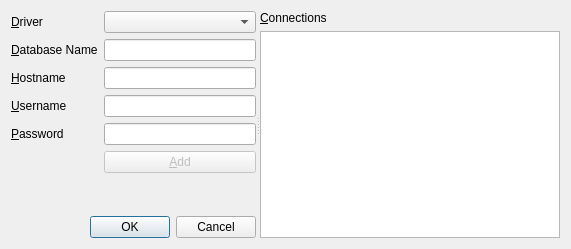
Before: the Qt Designer form ui/connectiondialog.ui in kandalf/migraine, drawn with Qt 5.
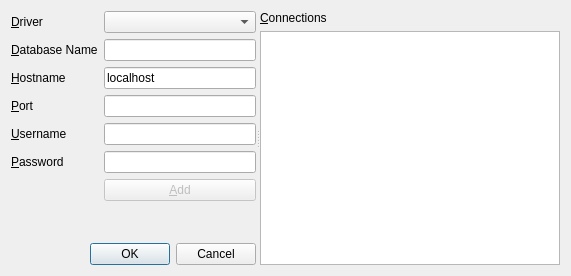
After: the same form once the commit is applied.

Commit message: DB Connections first approach. Several UI modifications for usability

Diff of the .ui file:
```diff
--- a/ui/connectiondialog.ui
+++ b/ui/connectiondialog.ui
@@ -6,7 +6,7 @@
     <x>0</x>
     <y>0</y>
     <width>571</width>
-    <height>249</height>
+    <height>276</height>
    </rect>
   </property>
   <property name="windowTitle" >
@@ -18,7 +18,7 @@
      <property name="orientation" >
       <enum>Qt::Horizontal</enum>
      </property>
-     <widget class="QWidget" name="" >
+     <widget class="QWidget" name="layoutWidget" >
       <layout class="QVBoxLayout" name="verticalLayout_2" >
        <item>
         <layout class="QFormLayout" name="formLayout" >
@@ -62,9 +62,13 @@
           </widget>
          </item>
          <item row="2" column="1" >
-          <widget class="QLineEdit" name="hostLineEdit" />
+          <widget class="QLineEdit" name="hostLineEdit" >
+           <property name="text" >
+            <string>localhost</string>
+           </property>
+          </widget>
          </item>
-         <item row="3" column="0" >
+         <item row="4" column="0" >
           <widget class="QLabel" name="label_4" >
            <property name="text" >
             <string>&amp;Username</string>
@@ -74,10 +78,10 @@
            </property>
           </widget>
          </item>
-         <item row="3" column="1" >
+         <item row="4" column="1" >
           <widget class="QLineEdit" name="userLineEdit" />
          </item>
-         <item row="4" column="0" >
+         <item row="5" column="0" >
           <widget class="QLabel" name="label_5" >
            <property name="text" >
             <string>&amp;Password</string>
@@ -87,10 +91,10 @@
            </property>
           </widget>
          </item>
-         <item row="4" column="1" >
-          <widget class="QLineEdit" name="passwordLineEdit" />
-         </item>
          <item row="5" column="1" >
+          <widget class="QLineEdit" name="passwordLineEdit" />
+         </item>
+         <item row="6" column="1" >
           <widget class="QPushButton" name="addConnectionButton" >
            <property name="enabled" >
             <bool>false</bool>
@@ -100,6 +104,19 @@
            </property>
           </widget>
          </item>
+         <item row="3" column="1" >
+          <widget class="QLineEdit" name="portLineEdit" />
+         </item>
+         <item row="3" column="0" >
+          <widget class="QLabel" name="label_7" >
+           <property name="text" >
+            <string>&amp;Port</string>
+           </property>
+           <property name="buddy" >
+            <cstring>portLineEdit</cstring>
+           </property>
+          </widget>
+         </item>
         </layout>
        </item>
        <item>
```
Left out of the diff: 48 changed lines with no effect on the pictures. The commit also changes 5 other files.
